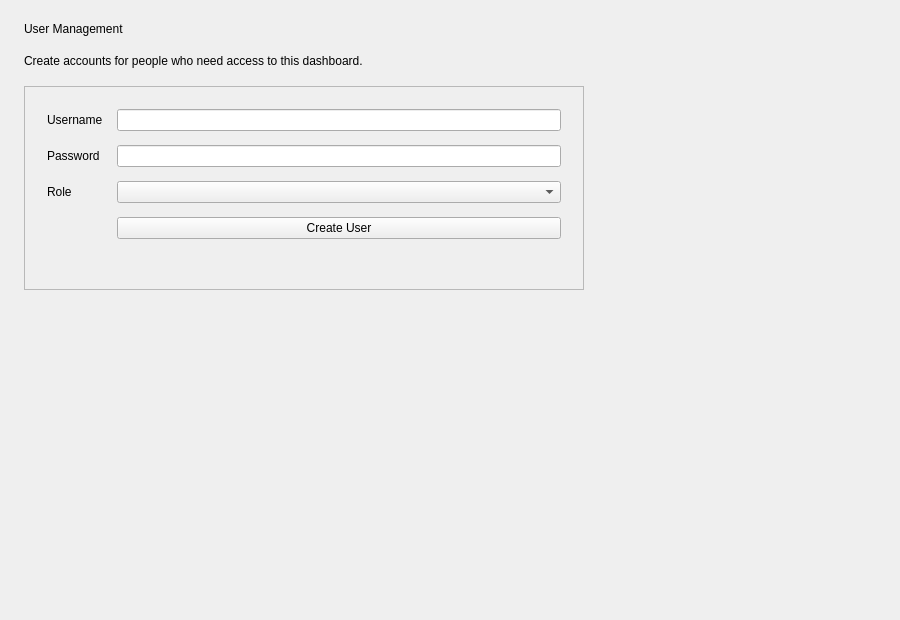
Old version of the form forms/UserManagementPage.ui in the repository wuudiy/SocialMediaAnalyticsDashboard.
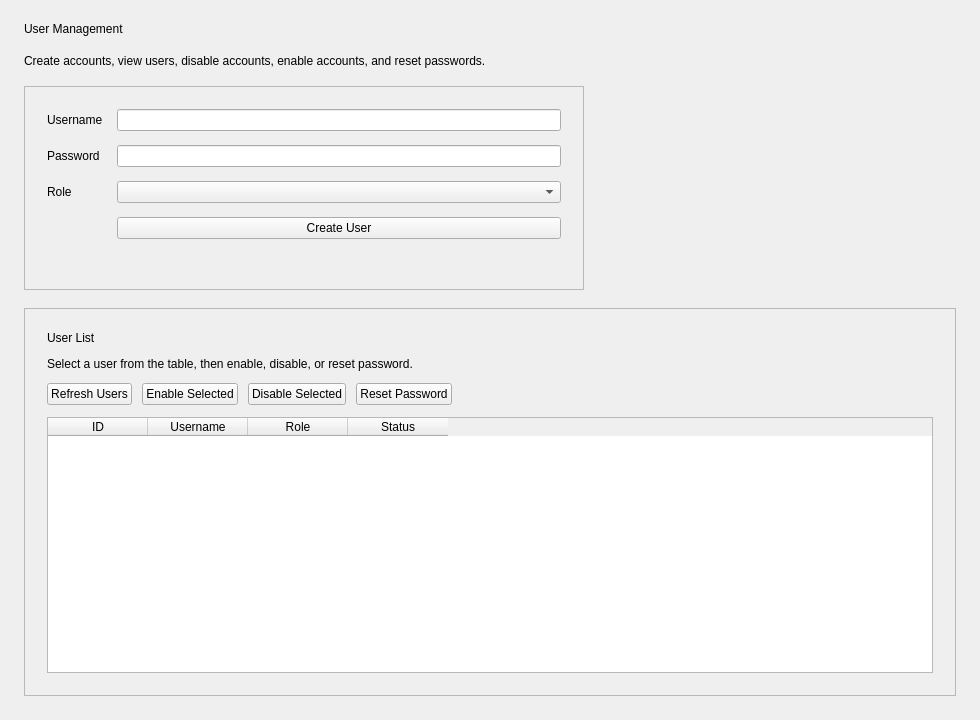
New version of the form.

```diff
--- a/forms/UserManagementPage.ui
+++ b/forms/UserManagementPage.ui
@@ -6,8 +6,8 @@
    <rect>
     <x>0</x>
     <y>0</y>
-    <width>900</width>
-    <height>620</height>
+    <width>980</width>
+    <height>720</height>
    </rect>
   </property>
   <property name="windowTitle">
@@ -42,7 +42,7 @@
    <item>
     <widget class="QLabel" name="pageSubtitleLabel">
      <property name="text">
-      <string>Create accounts for people who need access to this dashboard.</string>
+      <string>Create accounts, view users, disable accounts, enable accounts, and reset passwords.</string>
      </property>
      <property name="wordWrap">
       <bool>true</bool>
@@ -144,18 +144,168 @@
    </item>
 
    <item>
-    <spacer name="verticalSpacer">
-     <property name="orientation">
-      <enum>Qt::Vertical</enum>
+    <widget class="QFrame" name="userListCard">
+     <property name="sizePolicy">
+      <sizepolicy hsizetype="Expanding" vsizetype="Expanding">
+       <horstretch>0</horstretch>
+       <verstretch>1</verstretch>
+      </sizepolicy>
      </property>
-     <property name="sizeHint" stdset="0">
-      <size>
-       <width>20</width>
-       <height>40</height>
-      </size>
+     <property name="frameShape">
+      <enum>QFrame::StyledPanel</enum>
      </property>
-    </spacer>
+     <property name="frameShadow">
+      <enum>QFrame::Raised</enum>
+     </property>
+
+     <layout class="QVBoxLayout" name="userListLayout">
+      <property name="leftMargin">
+       <number>22</number>
+      </property>
+      <property name="topMargin">
+       <number>22</number>
+      </property>
+      <property name="rightMargin">
+       <number>22</number>
+      </property>
+      <property name="bottomMargin">
+       <number>22</number>
+      </property>
+      <property name="spacing">
+       <number>12</number>
+      </property>
+
+      <item>
+       <widget class="QLabel" name="userListTitleLabel">
+        <property name="text">
+         <string>User List</string>
+        </property>
+       </widget>
+      </item>
+
+      <item>
+       <widget class="QLabel" name="userListHintLabel">
+        <property name="text">
+         <string>Select a user from the table, then enable, disable, or reset password.</string>
+        </property>
+        <property name="wordWrap">
+         <bool>true</bool>
+        </property>
+       </widget>
+      </item>
+
+      <item>
+       <layout class="QHBoxLayout" name="userActionButtonLayout">
+        <property name="spacing">
+         <number>10</number>
+        </property>
+
+        <item>
+         <widget class="QPushButton" name="refreshUsersButton">
+          <property name="text">
+           <string>Refresh Users</string>
+          </property>
+         </widget>
+        </item>
+
+        <item>
+         <widget class="QPushButton" name="enableUserButton">
+          <property name="text">
+           <string>Enable Selected</string>
+          </property>
+         </widget>
+        </item>
+
+        <item>
+         <widget class="QPushButton" name="disableUserButton">
+          <property name="text">
+           <string>Disable Selected</string>
+          </property>
+         </widget>
+        </item>
+
+        <item>
+         <widget class="QPushButton" name="resetPasswordButton">
+          <property name="text">
+           <string>Reset Password</string>
+          </property>
+         </widget>
+        </item>
+
+        <item>
+         <spacer name="buttonSpacer">
+          <property name="orientation">
+           <enum>Qt::Horizontal</enum>
+          </property>
+          <property name="sizeHint" stdset="0">
+           <size>
+            <width>40</width>
+            <height>20</height>
+           </size>
+          </property>
+         </spacer>
+        </item>
+       </layout>
+      </item>
+
+      <item>
+       <widget class="QTableWidget" name="userTable">
+        <property name="sizePolicy">
+         <sizepolicy hsizetype="Expanding" vsizetype="Expanding">
+          <horstretch>0</horstretch>
+          <verstretch>1</verstretch>
+         </sizepolicy>
+        </property>
+        <property name="minimumSize">
+         <size>
+          <width>0</width>
+          <height>150</height>
+         </size>
+        </property>
+        <property name="selectionMode">
+         <enum>QAbstractItemView::SingleSelection</enum>
+        </property>
+        <property name="selectionBehavior">
+         <enum>QAbstractItemView::SelectRows</enum>
+        </property>
+        <property name="editTriggers">
+         <set>QAbstractItemView::NoEditTriggers</set>
+        </property>
+        <property name="verticalScrollBarPolicy">
+         <enum>Qt::ScrollBarAsNeeded</enum>
+        </property>
+        <property name="horizontalScrollBarPolicy">
+         <enum>Qt::ScrollBarAsNeeded</enum>
+        </property>
+        <property name="sortingEnabled">
+         <bool>true</bool>
+        </property>
+        <column>
+         <property name="text">
+          <string>ID</string>
+         </property>
+        </column>
+        <column>
+         <property name="text">
+          <string>Username</string>
+         </property>
+        </column>
+        <column>
+         <property name="text">
+          <string>Role</string>
+         </property>
+        </column>
+        <column>
+         <property name="text">
+          <string>Status</string>
+         </property>
+        </column>
+       </widget>
+      </item>
+     </layout>
+    </widget>
    </item>
+
   </layout>
  </widget>
  <resources/>
```
